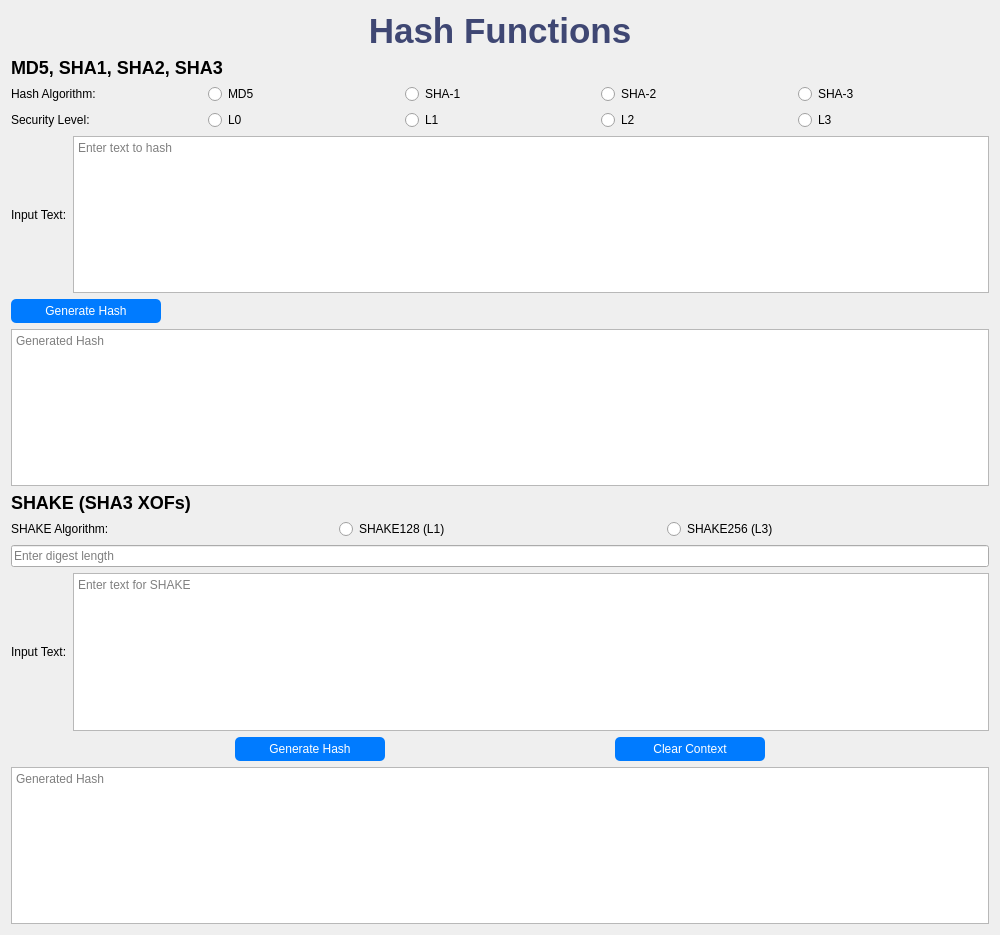
Before: the Qt Designer form src/frontend/wireframes/ui_hash.ui in phn210/crypto-calcul, drawn with Qt 5.
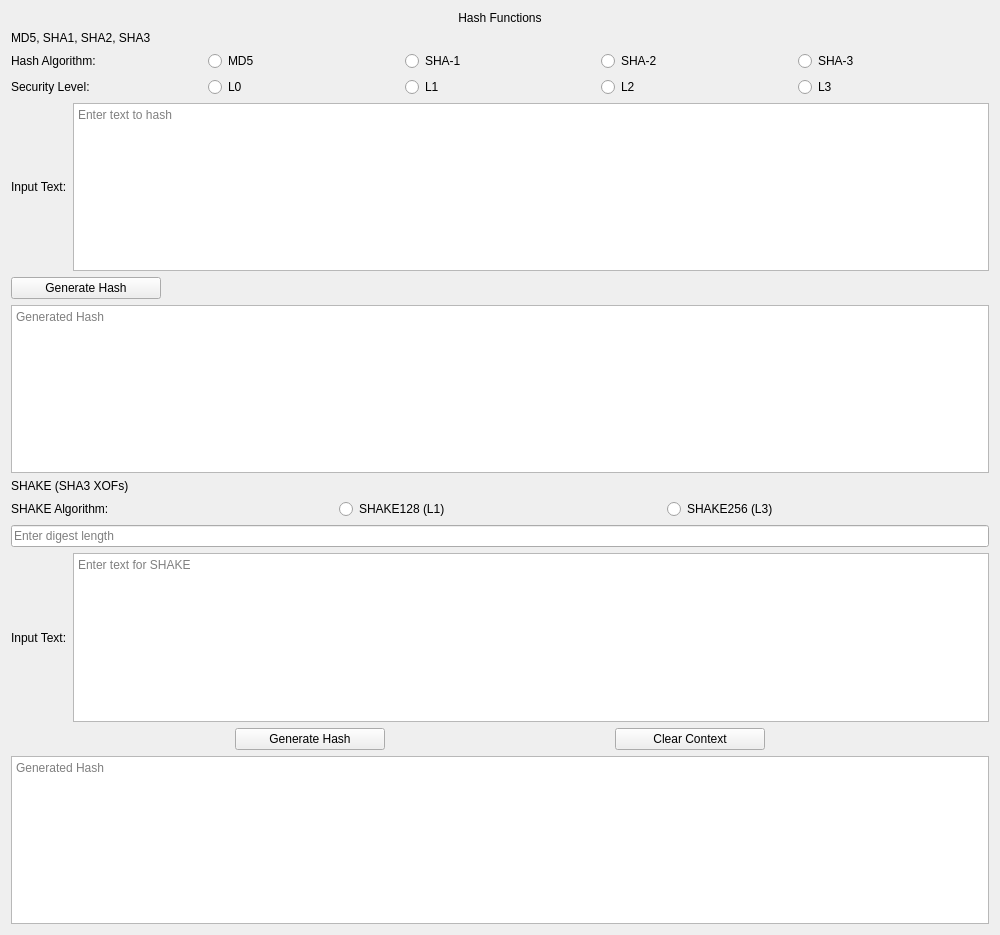
After: the same form once the commit is applied.

Patch:
```diff
--- a/src/frontend/wireframes/ui_hash.ui
+++ b/src/frontend/wireframes/ui_hash.ui
@@ -16,9 +16,6 @@
         <layout class="QVBoxLayout" name="verticalLayout">
             <item>
                 <widget class="QLabel" name="mainTitle">
-                    <property name="styleSheet">
-                        <string>font-size: 35px; font-weight: bold; color: #3f4773;</string>
-                    </property>
                     <property name="text">
                         <string>Hash Functions</string>
                     </property>
@@ -29,9 +26,6 @@
             </item>
             <item>
                 <widget class="QLabel" name="firstPartTitle">
-                    <property name="styleSheet">
-                        <string>font-size: 18px; font-weight: bold;</string>
-                    </property>
                     <property name="text">
                         <string>MD5, SHA1, SHA2, SHA3</string>
                     </property>
@@ -165,9 +159,6 @@
                             <height>30</height>
                         </size>
                     </property>
-                    <property name="styleSheet">
-                        <string>background-color: #007BFF; color: white; padding: 5px 10px; border-radius: 5px;</string>
-                    </property>
                     <property name="text">
                         <string>Generate Hash</string>
                     </property>
@@ -185,9 +176,6 @@
             </item>
             <item>
                 <widget class="QLabel" name="secondPartTitle">
-                    <property name="styleSheet">
-                        <string>font-size: 18px; font-weight: bold;</string>
-                    </property>
                     <property name="text">
                         <string>SHAKE (SHA3 XOFs)</string>
                     </property>
@@ -259,9 +247,6 @@
                                     <height>30</height>
                                 </size>
                             </property>
-                            <property name="styleSheet">
-                                <string>background-color: #007BFF; color: white; padding: 5px 10px; border-radius: 5px;</string>
-                            </property>
                             <property name="text">
                                 <string>Generate Hash</string>
                             </property>
@@ -275,9 +260,6 @@
                                     <height>30</height>
                                 </size>
                             </property>
-                            <property name="styleSheet">
-                                <string>background-color: #007BFF; color: white; padding: 5px 10px; border-radius: 5px;</string>
-                            </property>
                             <property name="text">
                                 <string>Clear Context</string>
                             </property>
```
